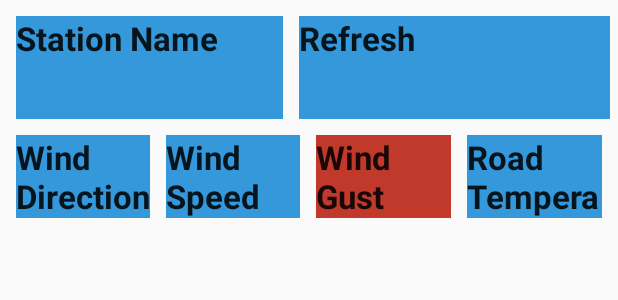
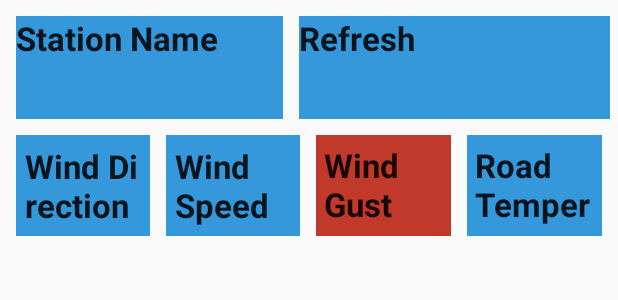
Before and after one commit to baldebo/EWW, an Android app: the layout widget_main.xml on its own in the app's theme, with its tools: preview values and no code run, on a phone screen of 412 x 824 dp. Shown: the top 300 px of the screen. Run offline under Robolectric (Android 15) with nearby library versions, the phone set to English and light mode, and no system bars.

Commit message:
attempt to make widget updatable - failed - pushed in order to pull latest version

```diff
--- a/app/src/main/res/layout/appwidgetproviderinfo.xml
+++ b/app/src/main/res/layout/appwidgetproviderinfo.xml
@@ -2,7 +2,8 @@
     <appwidget-provider xmlns:android="http://schemas.android.com/apk/res/android"
         android:minWidth="250dp"
         android:minHeight="110dp"
-        android:updatePeriodMillis="86400000"
+        android:updatePeriodMillis="5000"
+        android:installLocation="preferExternal"
         android:resizeMode="horizontal|vertical"
         android:widgetCategory="home_screen|keyguard"
         android:layout_height="match_parent"
--- a/app/src/main/res/layout/widget_main.xml
+++ b/app/src/main/res/layout/widget_main.xml
@@ -55,7 +55,9 @@
             android:textStyle="bold"
             android:textAppearance="?android:attr/textAppearanceLarge"
             android:text="@string/windDirection"
-            android:id="@+id/windDirectionBtn" />
+            android:id="@+id/windDirectionBtn"
+            android:padding="6dp"
+            android:elegantTextHeight="false" />
 
         <TextView
             android:layout_weight="1"
@@ -67,7 +69,9 @@
             android:layout_height="match_parent"
             android:textAppearance="?android:attr/textAppearanceLarge"
             android:text="@string/windSpeed"
-            android:id="@+id/windSpeedBtn" />
+            android:id="@+id/windSpeedBtn"
+            android:padding="6dp"
+            android:elegantTextHeight="false" />
 
         <TextView
             android:layout_weight="1"
@@ -79,7 +83,8 @@
             android:layout_height="match_parent"
             android:textAppearance="?android:attr/textAppearanceLarge"
             android:text="@string/windGust"
-            android:id="@+id/windGustBtn" />
+            android:id="@+id/windGustBtn"
+            android:padding="5dp" />
 
         <TextView
             android:layout_weight="1"
@@ -91,7 +96,9 @@
             android:layout_height="match_parent"
             android:textAppearance="?android:attr/textAppearanceLarge"
             android:text="@string/roadTemperature"
-            android:id="@+id/roadTemperatureBtn" />
+            android:id="@+id/roadTemperatureBtn"
+            android:padding="5dp"
+            android:elegantTextHeight="false" />
     </LinearLayout>
 
 </LinearLayout>
```
Also changed, not shown: app/src/main/java/nu/here/is/teampinez/weatherwarning/MyAppWidgetProvider.java (+84 -19 lines).
